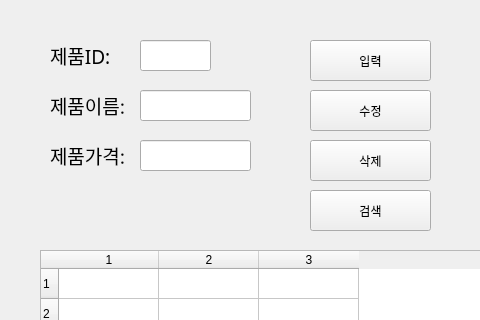
Before: the Qt Designer form ProductList3.ui in papasmf1/python220927, drawn with Qt 5; both pictures show x 0 to 480 and y 0 to 320 of the 600 by 596 pixel window.
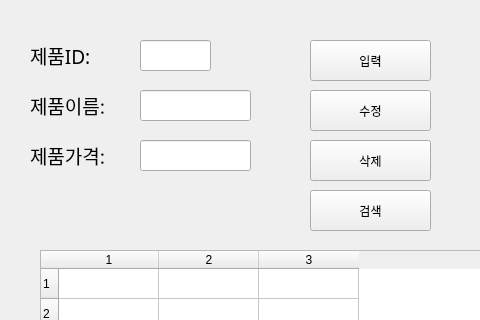
After: the same form once the commit is applied.

```diff
--- a/ProductList3.ui
+++ b/ProductList3.ui
@@ -17,7 +17,7 @@
    <widget class="QLabel" name="label">
     <property name="geometry">
      <rect>
-      <x>50</x>
+      <x>30</x>
       <y>40</y>
       <width>81</width>
       <height>31</height>
@@ -36,7 +36,7 @@
    <widget class="QLabel" name="label_2">
     <property name="geometry">
      <rect>
-      <x>50</x>
+      <x>30</x>
       <y>90</y>
       <width>81</width>
       <height>31</height>
@@ -55,7 +55,7 @@
    <widget class="QLabel" name="label_3">
     <property name="geometry">
      <rect>
-      <x>50</x>
+      <x>30</x>
       <y>140</y>
       <width>81</width>
       <height>31</height>
```
Left out of the diff: 2 changed lines with no effect on the pictures.
